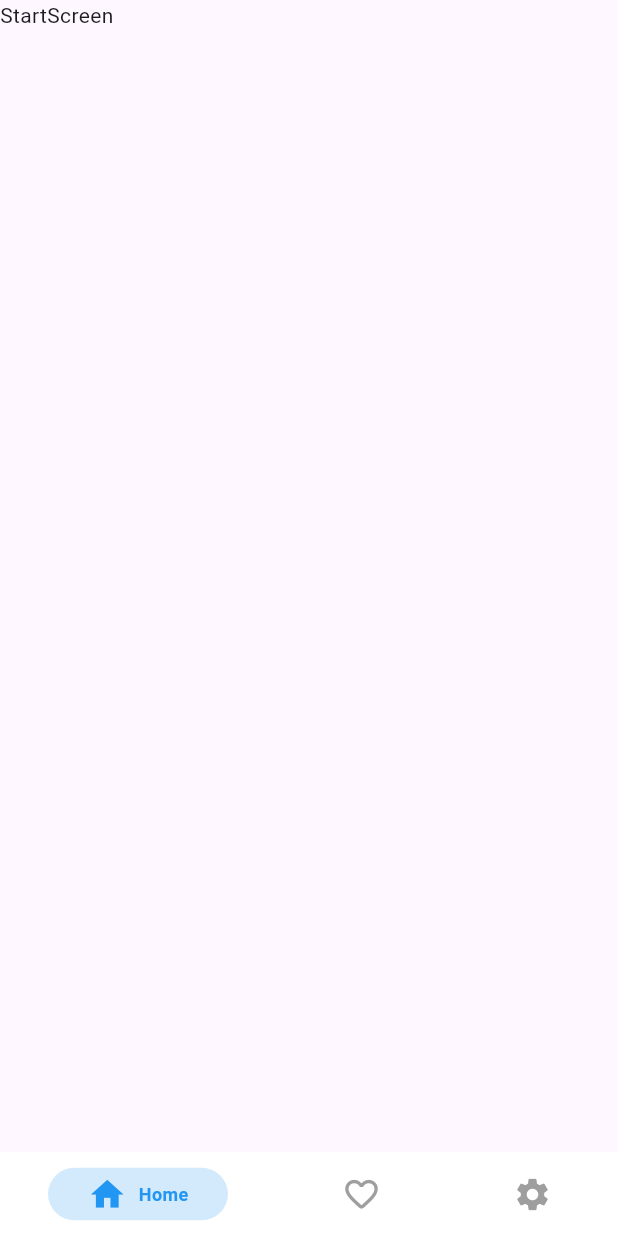
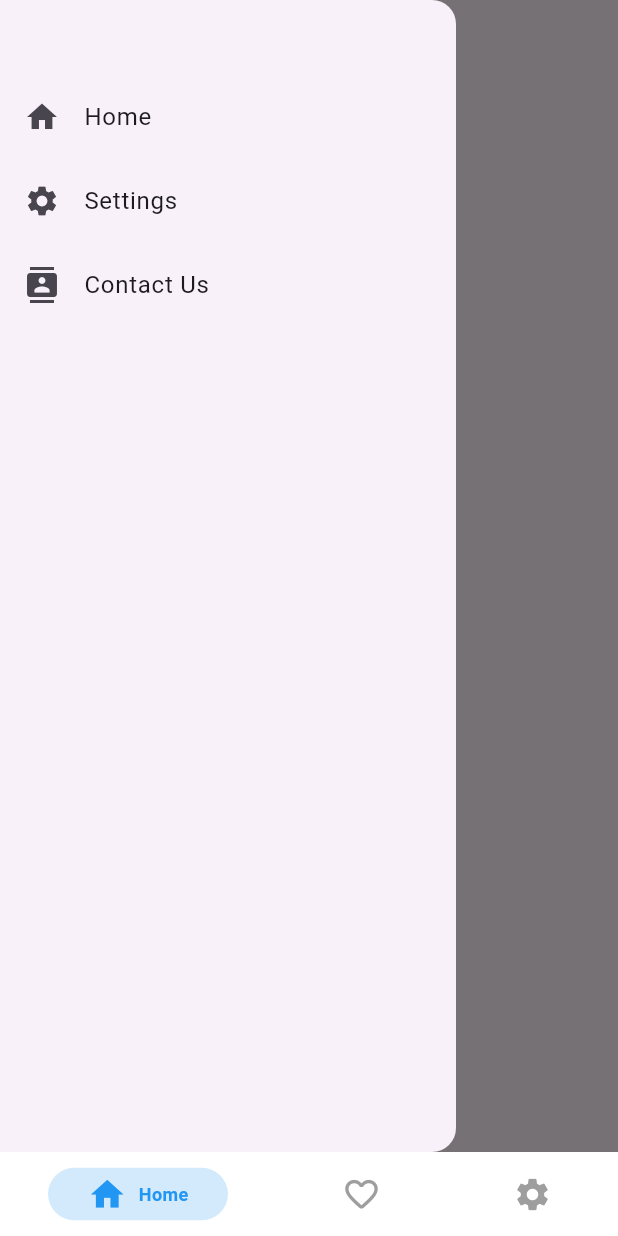
Before and after one commit to hanhmh1203/quotes_mobile, a Flutter app: the screen it shows after launch, with the side drawer open (before the commit the screen has no drawer), on a phone screen of 412 x 824 dp. Run offline on Flutter 3.47's test engine with Material 3 defaults, Android fonts, the phone set to English and light mode, and no system bars; drawn by our look-alikes of persistent_bottom_nav_bar; our stand-ins replace get, isar; accounts and stored records are empty; generated files the repository leaves out were written again.

Commit message:
add left menu

```diff
--- a/lib/main.dart
+++ b/lib/main.dart
@@ -46,7 +46,7 @@ class MyApp extends StatelessWidget {
       initialBinding: AppBinding(isar: isar),
       initialRoute: initRoute,
       getPages: routes,
-      home: BottomNavBar(),
+      // home: BottomNavBar(),
       // home: const MyHomePage(title: 'Flutter Demo Home Page'),
     );
   }
--- a/lib/ui/left_menu/left_menu_screen.dart
+++ b/lib/ui/left_menu/left_menu_screen.dart
@@ -1,16 +1,46 @@
 import 'package:flutter/cupertino.dart';
+import 'package:flutter/material.dart';
 import 'package:flutter/src/widgets/framework.dart';
 import 'package:get/get.dart';
 
 import 'left_menu_page.dart';
 
-class LeftMenuScreen extends GetView<LeftMenuController>{
+class LeftMenuScreen extends GetView<LeftMenuController> {
   const LeftMenuScreen({super.key});
 
   @override
   Widget build(BuildContext context) {
     // TODO: implement build
-    return Container();
+    return Drawer(
+      child: ListView(
+        padding: EdgeInsets.only(top: 50),
+        children: <Widget>[
+          ListTile(
+            leading: Icon(Icons.home), // Biểu tượng ở bên trái của mục
+            title: Text('Home'), // Nội dung văn bản của mục
+            onTap: () {
+              Navigator.pop(context); // Đóng drawer khi nhấn vào mục này
+              // Thêm mã xử lý sự kiện onTap tại đây!
+            },
+          ),
+          ListTile(
+            leading: Icon(Icons.settings),
+            title: Text('Settings'),
+            onTap: () {
+              Navigator.pop(context); // Đóng drawer khi nhấn vào mục này
+              // Thêm mã xử lý sự kiện onTap tại đây!
+            },
+          ),
+          ListTile(
+            leading: Icon(Icons.contacts),
+            title: Text('Contact Us'),
+            onTap: () {
+              Navigator.pop(context); // Đóng drawer khi nhấn vào mục này
+              // Thêm mã xử lý sự kiện onTap tại đây!
+            },
+          ),
+        ],
+      ),
+    );
   }
-
 }
--- a/lib/ui/start/start_screen.dart
+++ b/lib/ui/start/start_screen.dart
@@ -2,6 +2,7 @@ import 'package:flutter/cupertino.dart';
 import 'package:flutter/material.dart';
 import 'package:flutter/src/widgets/framework.dart';
 import 'package:get/get.dart';
+import 'package:quotes_mobile/ui/left_menu/left_menu_page.dart';
 
 import 'start_page.dart';
 
@@ -13,10 +14,16 @@ class StartScreen extends GetView<StartController> {
     // TODO: implement build
     controller.parseJson();
     return Scaffold(
-        body: SafeArea(
-      child: Container(
-        child: Text("StartScreen"),
+      appBar: AppBar(
+        title: const Text('StartScreen'),
       ),
-    ));
+      drawer: const LeftMenuScreen(), // Sử dụng CustomDrawer
+      body: const Center(
+        child: Text(
+          'StartScreen',
+          style: TextStyle(fontSize: 30),
+        ),
+      ),
+    );
   }
 }
```
Also changed, not shown: lib/ui/bottom_menu/bottom_nav_bar.dart (+33 -20 lines).
